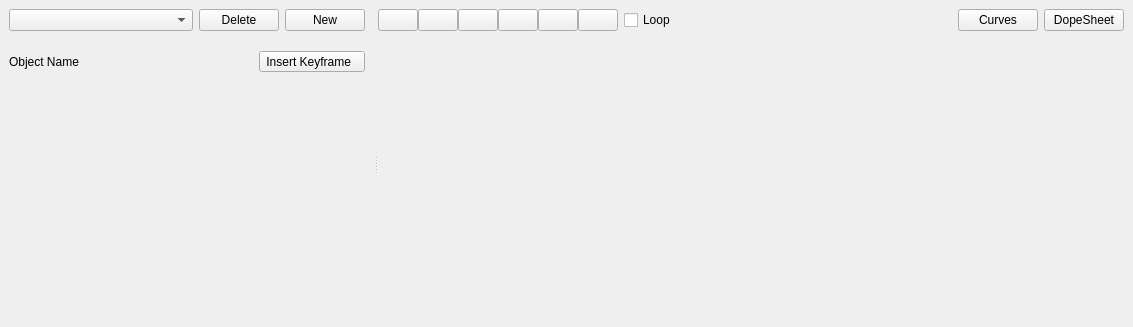
First picture: the form in src/widgets/animationwidget.ui, repository jahshaka/Studio, before the edit.
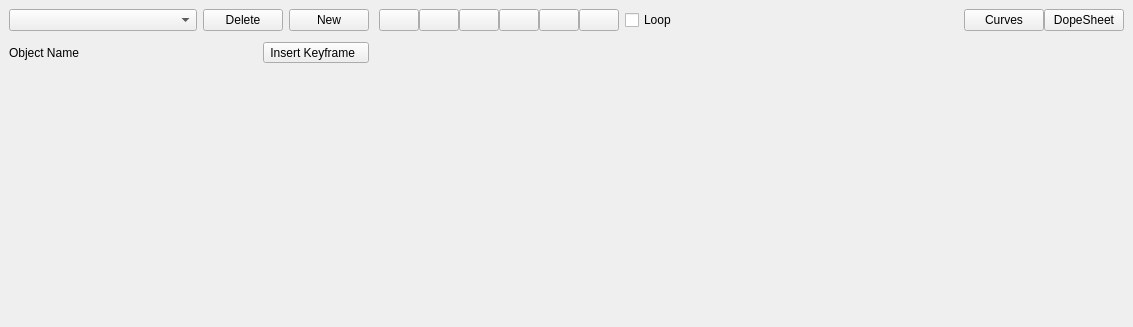
Second picture: the form after the edit. Icons and pictures are not drawn. Custom widgets are drawn as their Qt base class.

Diff of the .ui file:
```diff
--- a/src/widgets/animationwidget.ui
+++ b/src/widgets/animationwidget.ui
@@ -102,6 +102,9 @@
      <property name="orientation">
       <enum>Qt::Horizontal</enum>
      </property>
+     <property name="handleWidth">
+      <number>1</number>
+     </property>
      <widget class="QWidget" name="widget" native="true">
       <property name="sizePolicy">
        <sizepolicy hsizetype="Minimum" vsizetype="Preferred">
@@ -192,7 +195,7 @@
            <widget class="QWidget" name="widget_5" native="true">
             <layout class="QHBoxLayout" name="horizontalLayout_2">
              <property name="topMargin">
-              <number>9</number>
+              <number>0</number>
              </property>
              <property name="bottomMargin">
               <number>7</number>
@@ -416,6 +419,9 @@
              <item>
               <widget class="QWidget" name="widget_8" native="true">
                <layout class="QHBoxLayout">
+                <property name="spacing">
+                 <number>0</number>
+                </property>
                 <item>
                  <widget class="QPushButton" name="curvesBtn">
                   <property name="text">
@@ -465,7 +471,7 @@
                <property name="minimumSize">
                 <size>
                  <width>0</width>
-                 <height>39</height>
+                 <height>35</height>
                 </size>
                </property>
               </widget>
@@ -484,6 +490,9 @@
            <verstretch>1</verstretch>
           </sizepolicy>
          </property>
+         <property name="styleSheet">
+          <string notr="true"/>
+         </property>
         </widget>
        </item>
       </layout>
```
Left out of the diff: 47 changed lines with no effect on the pictures.
